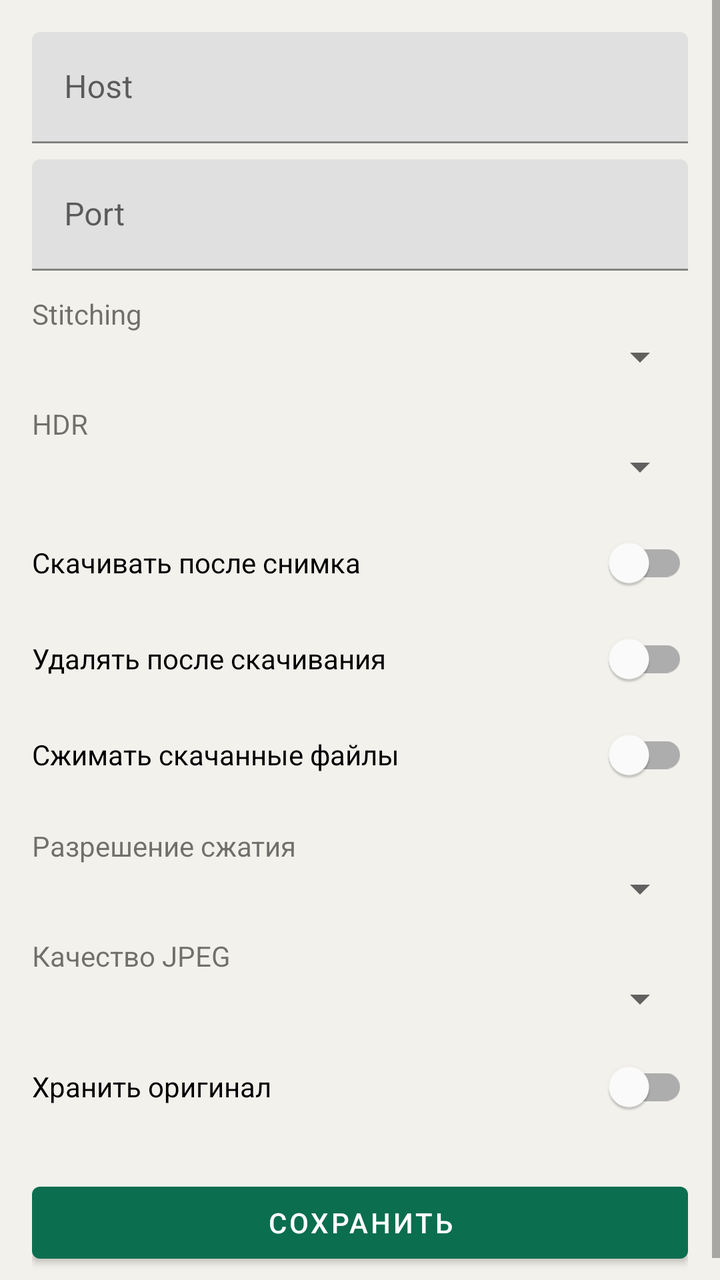
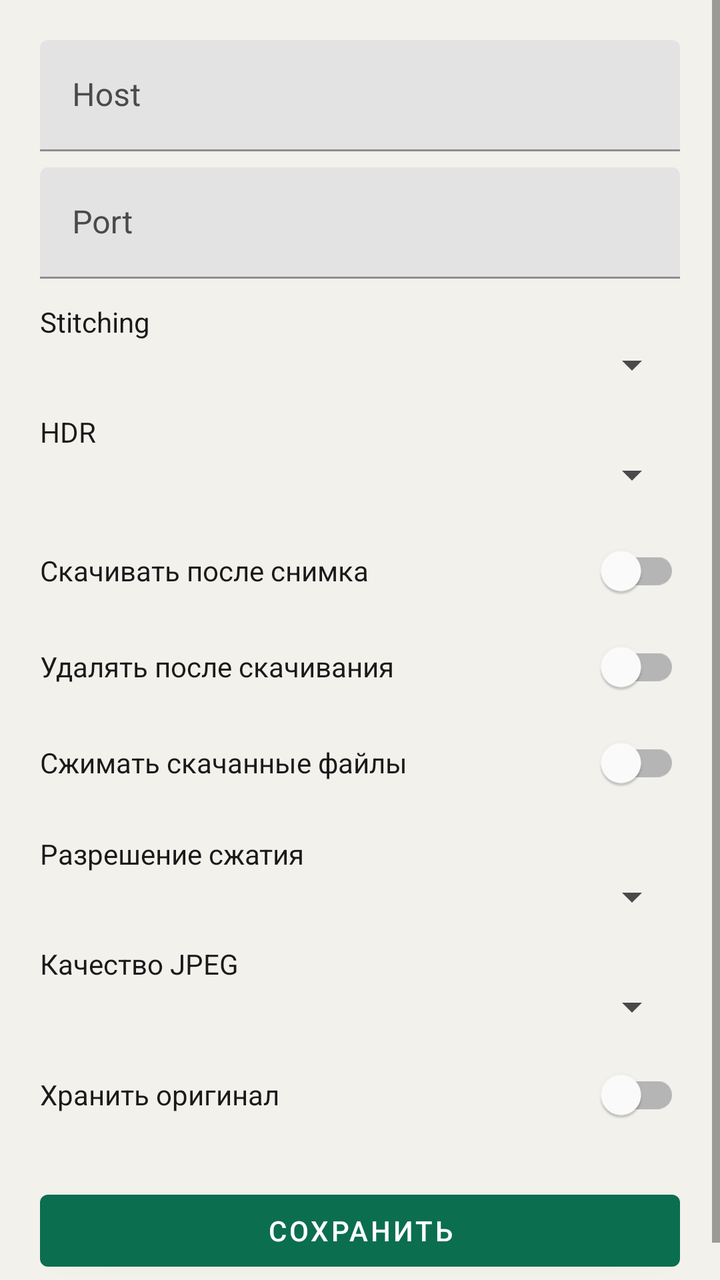

An Android layout rendered at two revisions. The XML below is the earlier revision; the diff shows what the commit changed to produce the second picture.
<!-- AndroidManifest.xml: application theme Theme.Insta360X5 -->
<!-- res/layout/activity_settings.xml -->
<?xml version="1.0" encoding="utf-8"?>
<ScrollView xmlns:android="http://schemas.android.com/apk/res/android"
    android:layout_width="match_parent"
    android:layout_height="match_parent"
    android:fillViewport="true">

    <LinearLayout
        android:layout_width="match_parent"
        android:layout_height="wrap_content"
        android:orientation="vertical"
        android:padding="16dp">

        <com.google.android.material.textfield.TextInputLayout
            android:layout_width="match_parent"
            android:layout_height="wrap_content"
            android:hint="Host">
            <com.google.android.material.textfield.TextInputEditText
                android:id="@+id/inputHost"
                android:layout_width="match_parent"
                android:layout_height="wrap_content"
                android:inputType="text" />
        </com.google.android.material.textfield.TextInputLayout>

        <com.google.android.material.textfield.TextInputLayout
            android:layout_width="match_parent"
            android:layout_height="wrap_content"
            android:layout_marginTop="8dp"
            android:hint="Port">
            <com.google.android.material.textfield.TextInputEditText
                android:id="@+id/inputPort"
                android:layout_width="match_parent"
                android:layout_height="wrap_content"
                android:inputType="number" />
        </com.google.android.material.textfield.TextInputLayout>

        <TextView
            android:layout_width="match_parent"
            android:layout_height="wrap_content"
            android:layout_marginTop="12dp"
            android:text="Stitching" />
        <Spinner
            android:id="@+id/spinnerStitch"
            android:layout_width="match_parent"
            android:layout_height="wrap_content" />

        <TextView
            android:layout_width="match_parent"
            android:layout_height="wrap_content"
            android:layout_marginTop="12dp"
            android:text="HDR" />
        <Spinner
            android:id="@+id/spinnerHdr"
            android:layout_width="match_parent"
            android:layout_height="wrap_content" />

        <com.google.android.material.switchmaterial.SwitchMaterial
            android:id="@+id/switchDownload"
            android:layout_width="match_parent"
            android:layout_height="wrap_content"
            android:layout_marginTop="12dp"
            android:text="Скачивать после снимка" />

        <com.google.android.material.switchmaterial.SwitchMaterial
            android:id="@+id/switchDeleteAfter"
            android:layout_width="match_parent"
            android:layout_height="wrap_content"
            android:text="Удалять после скачивания" />

        <com.google.android.material.switchmaterial.SwitchMaterial
            android:id="@+id/switchCompress"
            android:layout_width="match_parent"
            android:layout_height="wrap_content"
            android:text="Сжимать скачанные файлы" />

        <TextView
            android:layout_width="match_parent"
            android:layout_height="wrap_content"
            android:layout_marginTop="12dp"
            android:text="Разрешение сжатия" />
        <Spinner
            android:id="@+id/spinnerResolution"
            android:layout_width="match_parent"
            android:layout_height="wrap_content" />

        <TextView
            android:layout_width="match_parent"
            android:layout_height="wrap_content"
            android:layout_marginTop="12dp"
            android:text="Качество JPEG" />
        <Spinner
            android:id="@+id/spinnerQuality"
            android:layout_width="match_parent"
            android:layout_height="wrap_content" />

        <com.google.android.material.switchmaterial.SwitchMaterial
            android:id="@+id/switchKeepOriginal"
            android:layout_width="match_parent"
            android:layout_height="wrap_content"
            android:layout_marginTop="8dp"
            android:text="Хранить оригинал" />

        <com.google.android.material.button.MaterialButton
            android:id="@+id/btnSave"
            android:layout_width="match_parent"
            android:layout_height="wrap_content"
            android:layout_marginTop="20dp"
            android:text="@string/save" />
    </LinearLayout>
</ScrollView>
<!-- resources referenced by this layout -->
<resources>
  <string name="save">Сохранить</string>
  <style name="Theme.Insta360X5" parent="Theme.MaterialComponents.DayNight.DarkActionBar">
          <item name="colorPrimary">@color/accent</item>
          <item name="colorPrimaryDark">@color/accent_dark</item>
          <item name="colorAccent">@color/accent</item>
          <item name="android:statusBarColor">@color/accent_dark</item>
          <item name="android:windowBackground">@color/bg</item>
      </style>
  <color name="accent">#FF0B6E4F</color>
  <color name="accent_dark">#FF084C37</color>
  <color name="bg">#FFF3F1EC</color>
</resources>

<!-- the commit's change to res/layout/activity_settings.xml (unified diff, before → after) -->
@@ -2,105 +2,125 @@
 <ScrollView xmlns:android="http://schemas.android.com/apk/res/android"
     android:layout_width="match_parent"
     android:layout_height="match_parent"
+    android:background="@color/bg"
     android:fillViewport="true">
 
     <LinearLayout
         android:layout_width="match_parent"
         android:layout_height="wrap_content"
+        android:gravity="center_vertical"
+        android:minHeight="480dp"
         android:orientation="vertical"
-        android:padding="16dp">
+        android:padding="20dp">
 
         <com.google.android.material.textfield.TextInputLayout
             android:layout_width="match_parent"
             android:layout_height="wrap_content"
-            android:hint="Host">
+            android:hint="Host"
+            android:textColorHint="@color/text_secondary">
             <com.google.android.material.textfield.TextInputEditText
                 android:id="@+id/inputHost"
                 android:layout_width="match_parent"
                 android:layout_height="wrap_content"
-                android:inputType="text" />
+                android:inputType="text"
+                android:textColor="@color/text_primary" />
         </com.google.android.material.textfield.TextInputLayout>
 
         <com.google.android.material.textfield.TextInputLayout
             android:layout_width="match_parent"
             android:layout_height="wrap_content"
             android:layout_marginTop="8dp"
-            android:hint="Port">
+            android:hint="Port"
+            android:textColorHint="@color/text_secondary">
             <com.google.android.material.textfield.TextInputEditText
                 android:id="@+id/inputPort"
                 android:layout_width="match_parent"
                 android:layout_height="wrap_content"
-                android:inputType="number" />
+                android:inputType="number"
+                android:textColor="@color/text_primary" />
         </com.google.android.material.textfield.TextInputLayout>
 
         <TextView
             android:layout_width="match_parent"
             android:layout_height="wrap_content"
             android:layout_marginTop="12dp"
-            android:text="Stitching" />
+            android:text="Stitching"
+            android:textColor="@color/text_primary" />
         <Spinner
             android:id="@+id/spinnerStitch"
             android:layout_width="match_parent"
-            android:layout_height="wrap_content" />
+            android:layout_height="wrap_content"
+            android:popupBackground="@color/surface" />
 
         <TextView
             android:layout_width="match_parent"
             android:layout_height="wrap_content"
             android:layout_marginTop="12dp"
-            android:text="HDR" />
+            android:text="HDR"
+            android:textColor="@color/text_primary" />
         <Spinner
             android:id="@+id/spinnerHdr"
             android:layout_width="match_parent"
-            android:layout_height="wrap_content" />
+            android:layout_height="wrap_content"
+            android:popupBackground="@color/surface" />
 
         <com.google.android.material.switchmaterial.SwitchMaterial
             android:id="@+id/switchDownload"
             android:layout_width="match_parent"
             android:layout_height="wrap_content"
             android:layout_marginTop="12dp"
-            android:text="Скачивать после снимка" />
+            android:text="Скачивать после снимка"
+            android:textColor="@color/text_primary" />
 
         <com.google.android.material.switchmaterial.SwitchMaterial
             android:id="@+id/switchDeleteAfter"
             android:layout_width="match_parent"
             android:layout_height="wrap_content"
-            android:text="Удалять после скачивания" />
+            android:text="Удалять после скачивания"
+            android:textColor="@color/text_primary" />
 
         <com.google.android.material.switchmaterial.SwitchMaterial
             android:id="@+id/switchCompress"
             android:layout_width="match_parent"
             android:layout_height="wrap_content"
-            android:text="Сжимать скачанные файлы" />
+            android:text="Сжимать скачанные файлы"
+            android:textColor="@color/text_primary" />
 
         <TextView
             android:layout_width="match_parent"
             android:layout_height="wrap_content"
             android:layout_marginTop="12dp"
-            android:text="Разрешение сжатия" />
+            android:text="Разрешение сжатия"
+            android:textColor="@color/text_primary" />
         <Spinner
             android:id="@+id/spinnerResolution"
             android:layout_width="match_parent"
-            android:layout_height="wrap_content" />
+            android:layout_height="wrap_content"
+            android:popupBackground="@color/surface" />
 
         <TextView
             android:layout_width="match_parent"
             android:layout_height="wrap_content"
             android:layout_marginTop="12dp"
-            android:text="Качество JPEG" />
+            android:text="Качество JPEG"
+            android:textColor="@color/text_primary" />
         <Spinner
             android:id="@+id/spinnerQuality"
             android:layout_width="match_parent"
-            android:layout_height="wrap_content" />
+            android:layout_height="wrap_content"
+            android:popupBackground="@color/surface" />
 
         <com.google.android.material.switchmaterial.SwitchMaterial
             android:id="@+id/switchKeepOriginal"
             android:layout_width="match_parent"
             android:layout_height="wrap_content"
             android:layout_marginTop="8dp"
-            android:text="Хранить оригинал" />
+            android:text="Хранить оригинал"
+            android:textColor="@color/text_primary" />
 
         <com.google.android.material.button.MaterialButton
             android:id="@+id/btnSave"
+            style="@style/Widget.Insta360X5.Button"
             android:layout_width="match_parent"
             android:layout_height="wrap_content"
             android:layout_marginTop="20dp"
<!-- resource entries referenced after the edit -->
@@ -1,15 +1,47 @@
 <!-- resources referenced by this layout -->
 <resources>
   <string name="save">Сохранить</string>
-  <style name="Theme.Insta360X5" parent="Theme.MaterialComponents.DayNight.DarkActionBar">
+  <style name="Widget.Insta360X5.Button" parent="Widget.MaterialComponents.Button">
+          <item name="android:textColor">@color/white</item>
+          <item name="backgroundTint">@color/accent</item>
+      </style>
+  <style name="Theme.Insta360X5" parent="Theme.MaterialComponents.Light.DarkActionBar">
           <item name="colorPrimary">@color/accent</item>
           <item name="colorPrimaryDark">@color/accent_dark</item>
+          <item name="colorPrimaryVariant">@color/accent_dark</item>
+          <item name="colorSecondary">@color/accent</item>
           <item name="colorAccent">@color/accent</item>
+          <item name="colorOnPrimary">@color/white</item>
+          <item name="colorSurface">@color/surface</item>
+          <item name="colorOnSurface">@color/text_primary</item>
+          <item name="android:colorBackground">@color/bg</item>
+          <item name="android:windowBackground">@color/bg</item>
           <item name="android:statusBarColor">@color/accent_dark</item>
-          <item name="android:windowBackground">@color/bg</item>
+          <item name="android:textColorPrimary">@color/text_primary</item>
+          <item name="android:textColorSecondary">@color/text_secondary</item>
+          <item name="android:textColor">@color/text_primary</item>
+          <item name="android:textColorHint">@color/text_secondary</item>
+          <item name="colorControlNormal">@color/text_secondary</item>
+          <item name="colorControlActivated">@color/accent</item>
+          <item name="actionBarTheme">@style/ThemeOverlay.Insta360X5.ActionBar</item>
+          <item name="materialButtonOutlinedStyle">@style/Widget.Insta360X5.Button.Outlined</item>
+          <item name="materialButtonStyle">@style/Widget.Insta360X5.Button</item>
       </style>
+  <color name="white">#FFFFFFFF</color>
   <color name="accent">#FF0B6E4F</color>
   <color name="accent_dark">#FF084C37</color>
+  <style name="ThemeOverlay.Insta360X5.ActionBar" parent="ThemeOverlay.MaterialComponents.Dark.ActionBar">
+          <item name="android:textColorPrimary">@color/white</item>
+          <item name="colorControlNormal">@color/white</item>
+      </style>
+  <style name="Widget.Insta360X5.Button.Outlined" parent="Widget.MaterialComponents.Button.OutlinedButton">
+          <item name="android:textColor">@color/accent</item>
+          <item name="strokeColor">@color/accent</item>
+          <item name="rippleColor">@color/accent</item>
+      </style>
   <color name="bg">#FFF3F1EC</color>
+  <color name="surface">#FFFFFFFF</color>
+  <color name="text_primary">#FF1A1A1A</color>
+  <color name="text_secondary">#FF4A4A4A</color>
 </resources>
 
